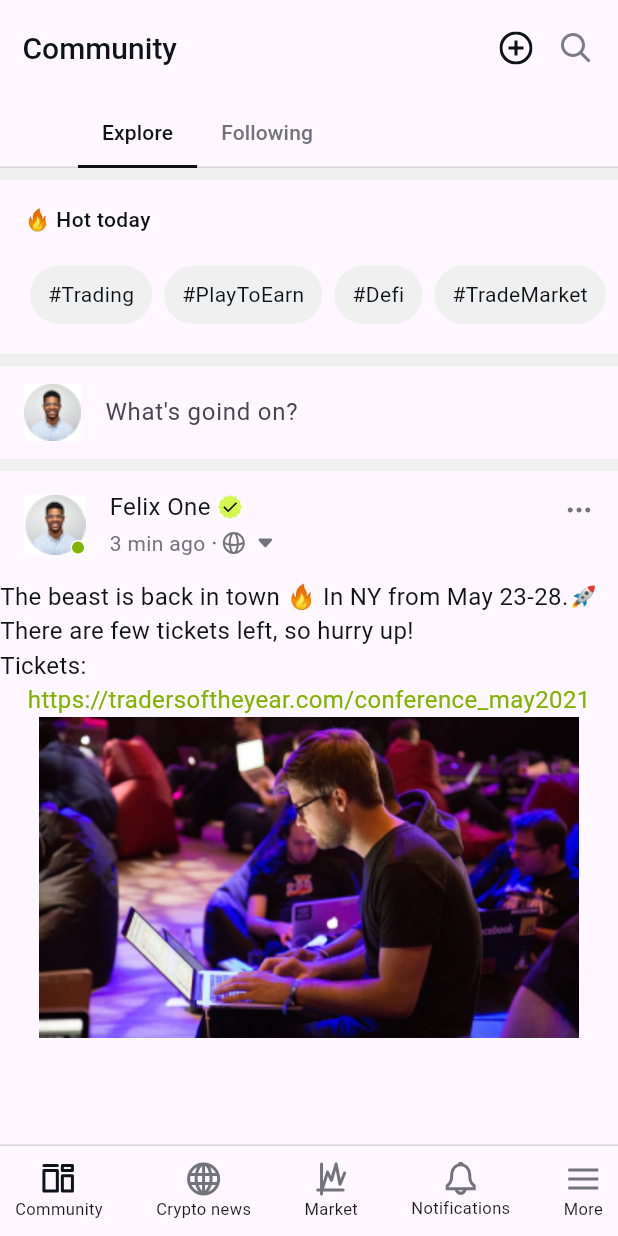
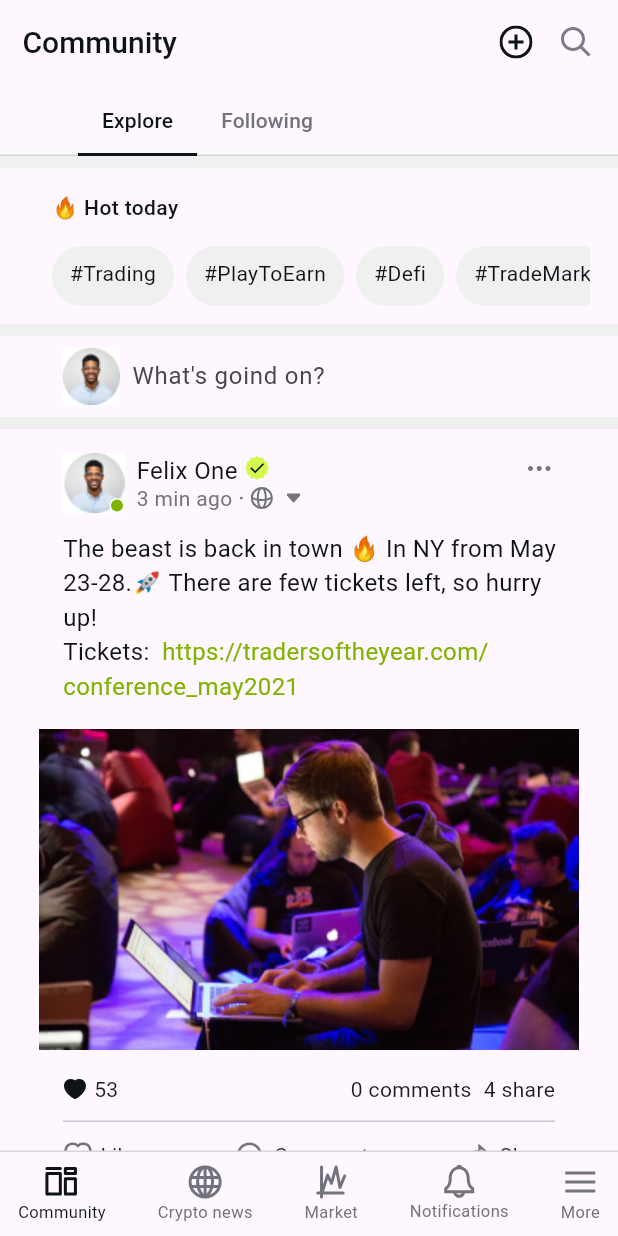
Before and after one commit to Vatalka/project_from_figma, a Flutter app: the screen it shows after launch, on a phone screen of 412 x 824 dp. Run offline on Flutter 3.47's test engine with Material 2 defaults, Android fonts, the phone set to English and light mode, and no system bars; our stand-ins replace flutter_svg.

Commit message:
commit 4

```diff
--- a/lib/main.dart
+++ b/lib/main.dart
@@ -35,7 +35,7 @@ class MyHomePage extends StatelessWidget {
             fontWeight: FontWeight.w500,
             color: Color.fromRGBO(14, 19, 24, 1),
           ),
-          toolbarHeight: 64,
+          toolbarHeight: 56,
           actions: [
             Row(
               children: [
@@ -77,8 +77,8 @@ class MyHomePage extends StatelessWidget {
         ),
         body: const TabBarView(
           children: <Widget>[
-            ViewExplore(),
-            ViewFallowing(),
+            ViewTabExplore(),
+            ViewTabFallowing(),
           ],
         ),
         bottomNavigationBar: MyBottomNavigationBar(),
@@ -87,19 +87,19 @@ class MyHomePage extends StatelessWidget {
   }
 }
 
-class ViewExplore extends StatelessWidget {
-  const ViewExplore({super.key});
+class HeaderOfExplore extends StatelessWidget {
+  const HeaderOfExplore({super.key});
 
   @override
   Widget build(BuildContext context) {
-    return Column(
-      children: [
-        MyDivider(),
-        Column(
+    return SizedBox(
+      width: 375,
+      height: 104,
+      child: Column(
         crossAxisAlignment: CrossAxisAlignment.start,
         children: [
           Padding(
-              padding: const EdgeInsets.all(16.0),
+            padding: const EdgeInsets.fromLTRB(16, 16, 16, 16),
             child: Text(
               '🔥 Hot today',
               style: TextStyle(
@@ -109,51 +109,70 @@ class ViewExplore extends StatelessWidget {
               ),
             ),
           ),
-            SizedBox(
-              height: 64,
-              width: 500,
+          Flexible(
             child: ListView(
+              padding: EdgeInsets.only(left: 12, bottom: 12),
               scrollDirection: Axis.horizontal,
-                padding: const EdgeInsets.fromLTRB(16, 1, 8, 16),
               children: <Widget>[
-                  MyCard(tagName: '#Trading'),
-                  MyCard(tagName: '#PlayToEarn'),
-                  MyCard(tagName: '#Defi'),
-                  MyCard(tagName: '#TradeMarket'),
-                  MyCard(tagName: '#PlayToEarn'),
-                  MyCard(tagName: '#Defi'),
-                  MyCard(tagName: '#TradeMarket'),
+                TagCard(tagName: '#Trading'),
+                TagCard(tagName: '#PlayToEarn'),
+                TagCard(tagName: '#Defi'),
+                TagCard(tagName: '#TradeMarket'),
+                TagCard(tagName: '#Trading'),
+                TagCard(tagName: '#PlayToEarn'),
+                TagCard(tagName: '#Defi'),
+                TagCard(tagName: '#TradeMarket'),
               ],
             ),
           ),
         ],
       ),
-        MyDivider(),
+    );
+  }
+}
+
+class UnderHeaderOfExplore extends StatelessWidget {
+  const UnderHeaderOfExplore({super.key});
+
+  @override
+  Widget build(BuildContext context) {
+    return SizedBox(
+      width: 360,
+      height: 54,
+      child: Row(
+        mainAxisAlignment: MainAxisAlignment.start,
+        children: [
           Padding(
-          padding: const EdgeInsets.fromLTRB(16, 7, 7, 7),
+            padding: const EdgeInsets.fromLTRB(16, 8, 8, 8),
+            child: Assets.images.avatar38x38.image(),
+          ),
+          Expanded(
             child: TextField(
               decoration: InputDecoration(
                 border: InputBorder.none,
-              icon: Assets.images.avatar38x38.image(),
                 hintText: "What's goind on?",
               ),
             ),
           ),
-        MyDivider(),
-        SizedBox(
-          height: 570,
-          child: Column(
+        ],
+      ),
+    );
+  }
+}
+
+class NameForPost extends StatelessWidget {
+  const NameForPost({super.key});
+
+  @override
+  Widget build(BuildContext context) {
+    return Padding(
+      padding: const EdgeInsets.fromLTRB(16, 16, 24, 0),
+      child: SizedBox(
+        width: 320,
+        height: 40,
+        child: Row(
           children: [
-              Row(
-                mainAxisAlignment: MainAxisAlignment.spaceBetween,
-                crossAxisAlignment: CrossAxisAlignment.start,
-                children: [
-                  Row(
-                    mainAxisAlignment: MainAxisAlignment.spaceAround,
-                    children: [
-                      Padding(
-                        padding: const EdgeInsets.all(16.0),
-                        child: Stack(
+            Stack(
               children: <Widget>[
                 Assets.images.avatar40x40.image(),
                 Positioned(
@@ -163,13 +182,17 @@ class ViewExplore extends StatelessWidget {
                 )
               ],
             ),
-                      ),
+            SizedBox(width: 8, height: 40),
             Column(
+              mainAxisSize: MainAxisSize.min,
+              mainAxisAlignment: MainAxisAlignment.start,
               crossAxisAlignment: CrossAxisAlignment.start,
               children: [
                 Row(
                   children: [
-                              Text(
+                    SizedBox(
+                      height: 20,
+                      child: Text(
                         'Felix One',
                         style: TextStyle(
                           fontSize: 16,
@@ -177,10 +200,9 @@ class ViewExplore extends StatelessWidget {
                           color: Color.fromRGBO(14, 19, 24, 1),
                         ),
                       ),
-                              Padding(
-                                padding: const EdgeInsets.all(4.0),
-                                child: Assets.icons.iconCorrect.svg(),
                     ),
+                    SizedBox(width: 4, height: 20),
+                    Assets.icons.iconCorrect.svg(),
                   ],
                 ),
                 Row(
@@ -193,57 +215,242 @@ class ViewExplore extends StatelessWidget {
                         color: Color.fromRGBO(115, 116, 123, 1),
                       ),
                     ),
-                              Padding(
-                                padding: const EdgeInsets.all(4.0),
-                                child: Assets.icons.iconDot.svg(),
-                              ),
+                    SizedBox(width: 4, height: 20),
+                    Assets.icons.iconDot.svg(),
+                    SizedBox(width: 4.67, height: 20),
                     Assets.icons.iconWorld.svg(),
-                              Padding(
-                                padding: const EdgeInsets.all(6.0),
-                                child: Assets.icons.iconDropdown.svg(),
-                              ),
+                    SizedBox(width: 6.17, height: 20),
+                    Assets.icons.iconDropdown.svg(),
                   ],
                 ),
               ],
             ),
           ],
         ),
+      ),
+    );
+  }
+}
+
+class BottomPostBar extends StatelessWidget {
+  const BottomPostBar({super.key});
+
+  @override
+  Widget build(BuildContext context) {
+    return SizedBox(
+      width: 360,
+      height: 96,
+      child: Column(
+        children: [
+          Row(
+            mainAxisAlignment: MainAxisAlignment.spaceBetween,
+            children: [
               Padding(
-                    padding: const EdgeInsets.fromLTRB(18, 24, 18, 18),
-                    child: Assets.icons.iconMenu.svg(),
+                padding: const EdgeInsets.fromLTRB(16, 16, 0, 12),
+                child: SizedBox(
+                  height: 20,
+                  child: Row(
+                    children: [
+                      Assets.icons.iconLikeOn.svg(),
+                      SizedBox(width: 4.67, height: 15),
+                      Text('53'),
+                    ],
+                  ),
+                ),
+              ),
+              Padding(
+                padding: const EdgeInsets.fromLTRB(0, 16, 16, 12),
+                child: SizedBox(
+                  height: 20,
+                  child: Row(
+                    children: [
+                      Text('0 comments'),
+                      SizedBox(width: 8, height: 15),
+                      Text('4 share'),
+                    ],
+                  ),
+                ),
               ),
             ],
           ),
-              Text(
+          Divider(
+            height: 0,
+            indent: 16,
+            endIndent: 16,
+          ),
+          Padding(
+            padding: const EdgeInsets.fromLTRB(16, 12, 16, 16),
+            child: Row(
+              mainAxisAlignment: MainAxisAlignment.spaceBetween,
+              mainAxisSize: MainAxisSize.max,
+              children: [
+                Row(
+                  children: [
+                    Assets.icons.iconLike.svg(),
+                    SizedBox(width: 4.83, height: 15),
+                    Text('Like'),
+                  ],
+                ),
+                Row(
+                  children: [
+                    Assets.icons.iconChat.svg(),
+                    SizedBox(width: 7.33, height: 15),
+                    Text('Comment'),
+                  ],
+                ),
+                Row(
+                  children: [
+                    Assets.icons.iconArrow.svg(),
+                    SizedBox(width: 5.23, height: 15),
+                    Text('Share'),
+                  ],
+                ),
+              ],
+            ),
+          ),
+        ],
+      ),
+    );
+  }
+}
+
+class FirstPost extends StatelessWidget {
+  const FirstPost({super.key});
+
+  @override
+  Widget build(BuildContext context) {
+    return Stack(
+      children: <Widget>[
+        SizedBox(
+          width: 360,
+          child: Column(
+            children: [
+              NameForPost(),
+              Padding(
+                padding: const EdgeInsets.fromLTRB(16, 12, 1, 12),
+                child: SizedBox(
+                  width: 343,
+                  height: 120,
+                  child: Text.rich(
+                    TextSpan(
+                      children: <TextSpan>[
+                        TextSpan(
+                          text:
                               "The beast is back in town 🔥 In NY from May 23-28."
-                "🚀 There are few tickets left, so hurry up!"
-                "\nTickets: ",
+                              "🚀 There are few tickets left, so hurry up!\nTickets:",
                           style: TextStyle(
                             fontSize: 16,
                             fontWeight: FontWeight.w400,
                             color: Color.fromRGBO(14, 19, 24, 1),
                           ),
                         ),
-              Text(
-                "https://tradersoftheyear.com/conference_may2021",
+                        TextSpan(
+                          text:
+                              "\r https://tradersoftheyear.com/conference_may2021",
                           style: TextStyle(
                             fontSize: 16,
                             fontWeight: FontWeight.w400,
                             color: Color.fromRGBO(129, 180, 0, 1),
                           ),
                         ),
-              Assets.images.imagePost1.image(),
                       ],
                     ),
                   ),
-        MyDivider(),
+                ),
+              ),
+              Assets.images.imagePost1.image(),
+              BottomPostBar(),
+            ],
+          ),
+        ),
+        Positioned(
+          right: 18.5,
+          top: 24.33,
+          child: Assets.icons.iconMenu.svg(),
+        )
       ],
     );
   }
 }
 
-class ViewFallowing extends StatelessWidget {
-  const ViewFallowing({super.key});
+class SecondPost extends StatelessWidget {
+  const SecondPost({super.key});
+
+  @override
+  Widget build(BuildContext context) {
+    return Stack(
+      children: <Widget>[
+        SizedBox(
+          width: 360,
+          child: Column(
+            children: [
+              NameForPost(),
+              Padding(
+                padding: const EdgeInsets.fromLTRB(16, 12, 16, 12),
+                child: SizedBox(
+                  width: 328,
+                  height: 48,
+                  child: Text.rich(
+                    TextSpan(
+                      children: <TextSpan>[
+                        TextSpan(
+                          text: "The The beast is back in town 🔥 😎✌\n",
+                          style: TextStyle(
+                            fontSize: 16,
+                            fontWeight: FontWeight.w400,
+                            color: Color.fromRGBO(14, 19, 24, 1),
+                          ),
+                        ),
+                        TextSpan(
+                          text: "#test #happymorning",
+                          style: TextStyle(
+                            fontSize: 16,
+                            fontWeight: FontWeight.w400,
+                            color: Color.fromRGBO(129, 180, 0, 1),
+                          ),
+                        ),
+                      ],
+                    ),
+                  ),
+                ),
+              ),
+              Assets.images.imagePost2.image(),
+              BottomPostBar(),
+            ],
+          ),
+        ),
+        Positioned(
+          right: 18.5,
+          top: 24.33,
+          child: Assets.icons.iconMenu.svg(),
+        )
+      ],
+    );
+  }
+}
+
+class ViewTabExplore extends StatelessWidget {
+  const ViewTabExplore({super.key});
+
+  @override
+  Widget build(BuildContext context) {
+    return Column(
+      children: [
+        MyDivider(),
+        HeaderOfExplore(),
+        MyDivider(),
+        UnderHeaderOfExplore(),
+        MyDivider(),
+        FirstPost(),
+        MyDivider(),
+        SecondPost(),
+      ],
+    );
+  }
+}
+
+class ViewTabFallowing extends StatelessWidget {
+  const ViewTabFallowing({super.key});
 
   @override
   Widget build(BuildContext context) {
@@ -264,14 +471,14 @@ class MyDivider extends StatelessWidget {
   }
 }
 
-class MyCard extends StatelessWidget {
-  const MyCard({super.key, required this.tagName});
+class TagCard extends StatelessWidget {
+  const TagCard({super.key, required this.tagName});
 
   final String tagName;
 
   @override
   Widget build(BuildContext context) {
-    final styleTagText = TextStyle(
+    final tagStyle = TextStyle(
       fontSize: 14,
       fontWeight: FontWeight.w400,
       color: Color.fromRGBO(14, 19, 24, 1),
@@ -283,11 +490,10 @@ class MyCard extends StatelessWidget {
       shape: RoundedRectangleBorder(
         borderRadius: BorderRadiusDirectional.circular(24),
       ),
-      child: Center(
+      margin: EdgeInsets.only(left: 4, right: 4),
       child: Padding(
-          padding: EdgeInsets.fromLTRB(12, 8, 12, 8),
-          child: Text(tagName, style: styleTagText),
-        ),
+        padding: const EdgeInsets.fromLTRB(12, 8, 12, 8),
+        child: Text(tagName, style: tagStyle),
       ),
     );
   }
@@ -298,11 +504,21 @@ class MyBottomNavigationBar extends StatelessWidget {
 
   @override
   Widget build(BuildContext context) {
-    final textStyleBottomBar =
-        TextStyle(fontSize: 11, fontWeight: FontWeight.w400);
+    final inactiveStyle = TextStyle(
+      fontSize: 11,
+      fontWeight: FontWeight.w400,
+      color: Color.fromRGBO(115, 116, 123, 1),
+    );
+
+    final activeStyle = TextStyle(
+      fontSize: 11,
+      fontWeight: FontWeight.w400,
+      color: Color.fromRGBO(14, 19, 24, 1),
+    );
 
     return SizedBox(
-      height: 60,
+      width: 360,
+      height: 56,
       child: Column(
         children: [
           Divider(
@@ -310,44 +526,39 @@ class MyBottomNavigationBar extends StatelessWidget {
             color: Color.fromRGBO(214, 214, 214, 1),
           ),
           Padding(
-            padding: const EdgeInsets.all(10),
+            padding: const EdgeInsets.fromLTRB(12, 8, 12, 8),
             child: Row(
               mainAxisSize: MainAxisSize.max,
               mainAxisAlignment: MainAxisAlignment.spaceBetween,
               children: [
                 Column(
-                  mainAxisSize: MainAxisSize.min,
                   children: [
                     Assets.icons.iconCommunity.svg(),
-                    Text('Community', style: textStyleBottomBar),
+                    Text('Community', style: activeStyle),
                   ],
                 ),
                 Column(
-                  mainAxisSize: MainAxisSize.min,
                   children: [
                     Assets.icons.iconCryptoNews.svg(),
-                    Text('Crypto news', style: textStyleBottomBar),
+                    Text('Crypto news', style: inactiveStyle),
                   ],
                 ),
                 Column(
-                  mainAxisSize: MainAxisSize.min,
                   children: [
                     Assets.icons.iconMarket.svg(),
-                    Text('Market', style: textStyleBottomBar),
+                    Text('Market', style: inactiveStyle),
                   ],
                 ),
                 Column(
-                  mainAxisSize: MainAxisSize.min,
                   children: [
                     Assets.icons.iconNotifications.svg(),
-                    Text('Notifications', style: textStyleBottomBar),
+                    Text('Notifications', style: inactiveStyle),
                   ],
                 ),
                 Column(
-                  mainAxisSize: MainAxisSize.min,
                   children: [
                     Assets.icons.iconMore.svg(),
-                    Text('More', style: textStyleBottomBar),
+                    Text('More', style: inactiveStyle),
                   ],
                 ),
               ],
```
Lines whose indentation alone changed are shown as unchanged.
